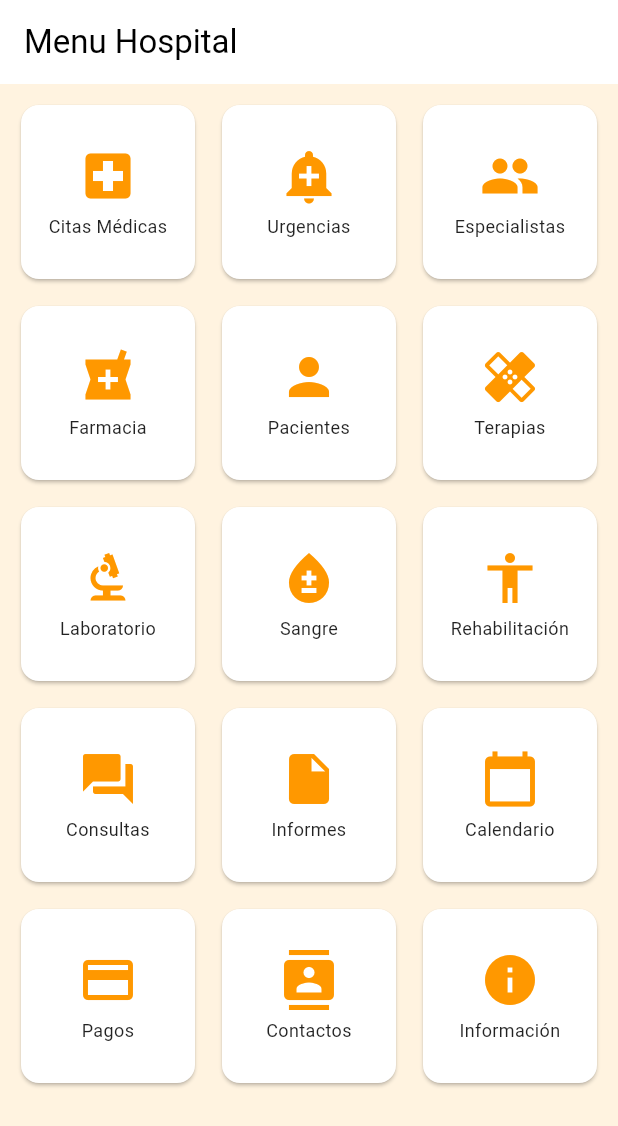
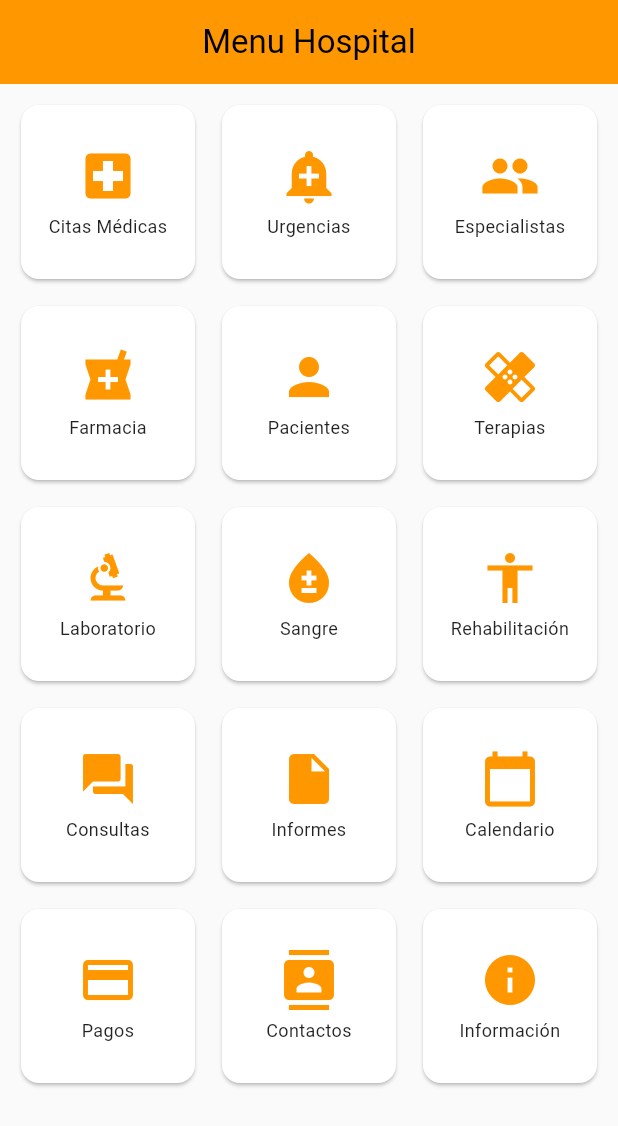
Before and after one commit to LibniB/ejercicio3-Moviles, a Flutter app: the screen it shows after launch, on a phone screen of 412 x 824 dp. Shown: the top 1126 px of the screen. Run offline on Flutter 3.47's test engine with Material 3 defaults, Android fonts, the phone set to English and light mode, and no system bars.

Commit message:
actualizando proyecto

```diff
--- /dev/null
+++ b/lib/homeScreen.dart
@@ -0,0 +1,74 @@
+
+
+import 'package:flutter/material.dart';
+import 'package:flutter_application_4/main.dart';
+
+
+class HomeScreen extends StatelessWidget {
+  @override
+  Widget build(BuildContext context) {
+    return Scaffold(
+      appBar: AppBar(
+        backgroundColor: Colors.orange,
+        title: Center(child: Text('Menu Hospital')),
+      ),
+      body: Container(
+        color: Colors.grey[50],
+        child: GridView.builder(
+          padding: EdgeInsets.all(10.0),
+          gridDelegate: SliverGridDelegateWithFixedCrossAxisCount(
+            crossAxisCount: 3,
+            crossAxisSpacing: 10.0,
+            mainAxisSpacing: 10.0,
+          ),
+          itemCount: menuItems.length,
+          itemBuilder: (context, index) {
+            return GestureDetector(
+              onTap: () {
+                if (menuItems[index]['titulo'] == 'Citas Médicas') {
+                  Navigator.push(
+                    context,
+                    MaterialPageRoute(builder: (context) => CitasMedicasScreen()),
+                  );
+                }
+              },
+              child: Card(
+                color: Colors.white,
+                child: Column(
+                  mainAxisAlignment: MainAxisAlignment.center,
+                  children: [
+                    Icon(menuItems[index]['icon'], size: 40.0, color: Colors.orange),
+                    SizedBox(height: 5.0),
+                    Text(
+                      menuItems[index]['titulo'],
+                      textAlign: TextAlign.center,
+                      style: TextStyle(fontSize: 12.0, color: Colors.black87),
+                    ),
+                  ],
+                ),
+              ),
+            );
+          },
+        ),
+      ),
+    );
+  }
+}
+
+List<Map<String, dynamic>> menuItems = [
+  {'titulo': 'Citas Médicas', 'icon': Icons.local_hospital},
+  {'titulo': 'Urgencias', 'icon': Icons.add_alert},
+  {'titulo': 'Especialistas', 'icon': Icons.people},
+  {'titulo': 'Farmacia', 'icon': Icons.local_pharmacy},
+  {'titulo': 'Pacientes', 'icon': Icons.person},
+  {'titulo': 'Terapias', 'icon': Icons.healing},
+  {'titulo': 'Laboratorio', 'icon': Icons.biotech},
+  {'titulo': 'Sangre', 'icon': Icons.bloodtype},
+  {'titulo': 'Rehabilitación', 'icon': Icons.accessibility},
+  {'titulo': 'Consultas', 'icon': Icons.question_answer},
+  {'titulo': 'Informes', 'icon': Icons.insert_drive_file},
+  {'titulo': 'Calendario', 'icon': Icons.calendar_today},
+  {'titulo': 'Pagos', 'icon': Icons.payment},
+  {'titulo': 'Contactos', 'icon': Icons.contacts},
+  {'titulo': 'Información', 'icon': Icons.info},
+];
--- a/lib/main.dart
+++ b/lib/main.dart
@@ -1,4 +1,6 @@
 import 'package:flutter/material.dart';
+import 'package:flutter/widgets.dart';
+import 'package:flutter_application_4/homeScreen.dart';
 
 void main() {
   runApp(HospitalApp());
@@ -11,79 +13,34 @@ class HospitalApp extends StatelessWidget {
       title: 'Hospital Menu',
       theme: ThemeData(
         primaryColor: Colors.orange,
-        colorScheme: ColorScheme.fromSwatch().copyWith(secondary: Colors.orangeAccent),
+        colorScheme: ColorScheme.fromSwatch().copyWith(secondary: Colors.white),
       ),
       home: HomeScreen(),
     );
   }
 }
 
-class HomeScreen extends StatelessWidget {
-  @override
-  Widget build(BuildContext context) {
-    return Scaffold(
-      appBar: AppBar(
-        title: Text('Menu Hospital'),
-      ),
-      body: Container(
-        color: Colors.orange[50],
-        child: GridView.builder(
-          padding: EdgeInsets.all(10.0),
-          gridDelegate: SliverGridDelegateWithFixedCrossAxisCount(
-            crossAxisCount: 3,
-            crossAxisSpacing: 10.0,
-            mainAxisSpacing: 10.0,
-          ),
-          itemCount: menuItems.length,
-          itemBuilder: (context, index) {
-            return GestureDetector(
-              onTap: () {
-                if (menuItems[index]['title'] == 'Citas Médicas') {
-                  Navigator.push(
-                    context,
-                    MaterialPageRoute(builder: (context) => CitasMedicasScreen()),
-                  );
-                }
-              },
-              child: Card(
-                color: Colors.white,
-                child: Column(
-                  mainAxisAlignment: MainAxisAlignment.center,
-                  children: [
-                    Icon(menuItems[index]['icon'], size: 40.0, color: Colors.orange),
-                    SizedBox(height: 5.0),
-                    Text(
-                      menuItems[index]['title'],
-                      textAlign: TextAlign.center,
-                      style: TextStyle(fontSize: 12.0, color: Colors.black87),
-                    ),
-                  ],
-                ),
-              ),
-            );
-          },
-        ),
-      ),
-    );
-  }
-}
 
 class CitasMedicasScreen extends StatelessWidget {
   @override
   Widget build(BuildContext context) {
     return Scaffold(
       appBar: AppBar(
+        backgroundColor: Colors.orange,
         title: Text('Citas Médicas'),
       ),
       body: Container(
-        color: Colors.white, // Ajusta el color de fondo
+        color: Colors.white,
         child: ListView(
           children: citasMedicasItems.map((item) {
             return Card(
               child: ListTile(
+                leading: Icon(item['icon'],color: Colors.orange,),
                 title: Text(
-                  item,
-                  style: TextStyle(color: Colors.black87), // Ajusta el color del texto
+                  item['nombre'],
+                  style: TextStyle(
+                    color: Colors.black,
+                  ),
                 ),
                 onTap: () {
                   // Acción al hacer clic en cada item
@@ -97,33 +54,15 @@ class CitasMedicasScreen extends StatelessWidget {
   }
 }
 
-List<Map<String, dynamic>> menuItems = [
-  {'title': 'Citas Médicas', 'icon': Icons.local_hospital},
-  {'title': 'Urgencias', 'icon': Icons.add_alert},
-  {'title': 'Especialistas', 'icon': Icons.people},
-  {'title': 'Farmacia', 'icon': Icons.local_pharmacy},
-  {'title': 'Pacientes', 'icon': Icons.person},
-  {'title': 'Terapias', 'icon': Icons.healing},
-  {'title': 'Laboratorio', 'icon': Icons.biotech},
-  {'title': 'Sangre', 'icon': Icons.bloodtype},
-  {'title': 'Rehabilitación', 'icon': Icons.accessibility},
-  {'title': 'Consultas', 'icon': Icons.question_answer},
-  {'title': 'Informes', 'icon': Icons.insert_drive_file},
-  {'title': 'Calendario', 'icon': Icons.calendar_today},
-  {'title': 'Pagos', 'icon': Icons.payment},
-  {'title': 'Contactos', 'icon': Icons.contacts},
-  {'title': 'Información', 'icon': Icons.info},
+List<Map<String, dynamic>> citasMedicasItems = [
+  {'nombre': 'Medicina General', 'icon': Icons.medical_information},
+  {'nombre': 'Odontología', 'icon': Icons.medical_information},
+  {'nombre': 'Psicología', 'icon': Icons.medical_information},
+  {'nombre': 'Cardiología', 'icon': Icons.medical_information},
+  {'nombre': 'Neurología', 'icon': Icons.medical_information},
+  {'nombre': 'Ginecología', 'icon': Icons.medical_information},
+  {'nombre': 'Dermatología', 'icon': Icons.medical_information},
+  {'nombre': 'Pediatría', 'icon': Icons.medical_information},
+  {'nombre': 'Oftalmología', 'icon': Icons.medical_information},
+  {'nombre': 'Ortopedia', 'icon': Icons.medical_information},
 ];
-
-List<String> citasMedicasItems = [
-  'Medicina General',
-  'Odontología',
-  'Psicología',
-  'Cardiología',
-  'Neurología',
-  'Ginecología',
-  'Dermatología',
-  'Pediatría',
-  'Oftalmología',
-  'Ortopedia',
-];
```
